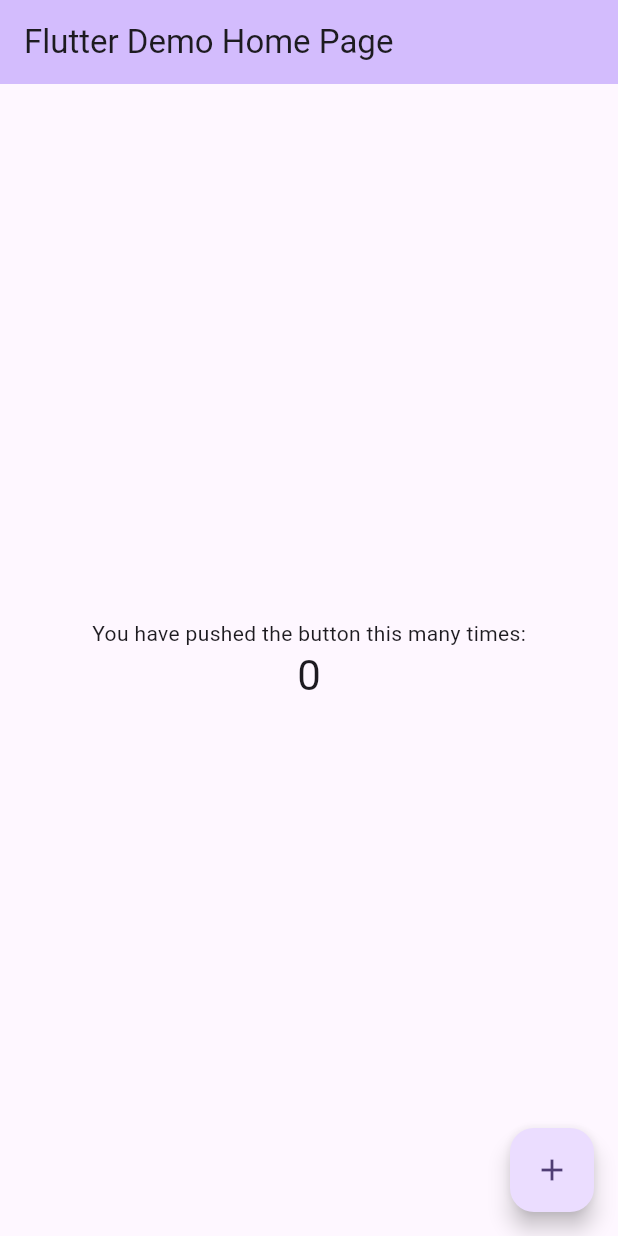
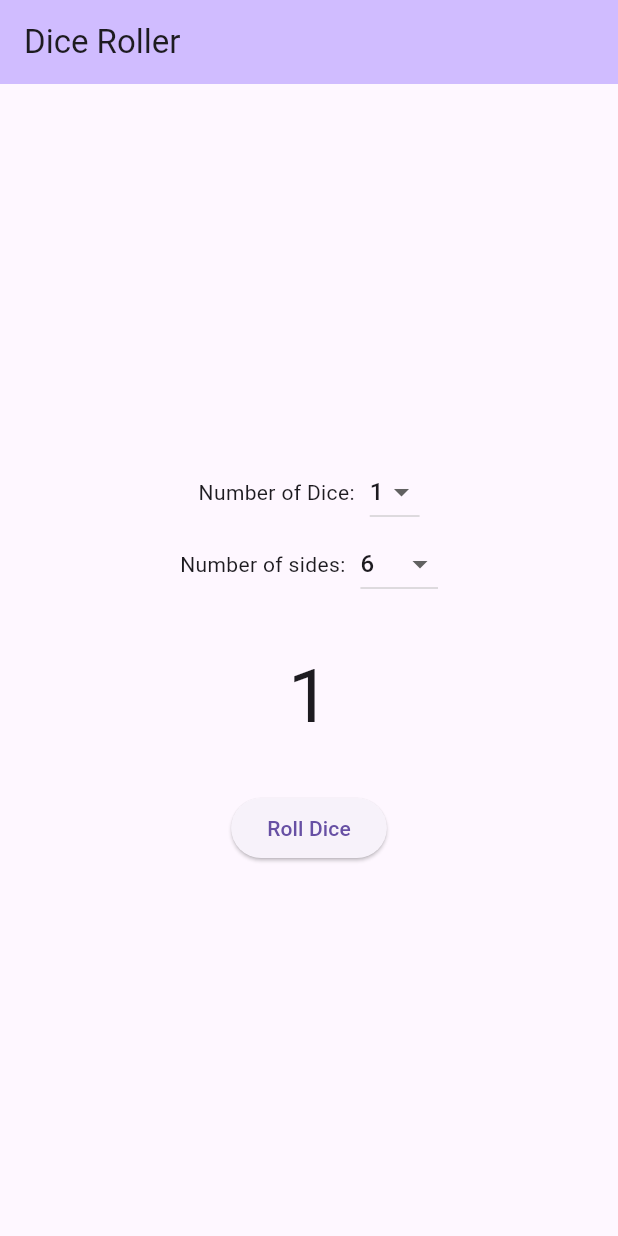
Before and after one commit to tksato-0413/Dice_select, a Flutter app: the screen it shows after launch, on a phone screen of 412 x 824 dp. Run offline on Flutter 3.47's test engine with Material 3 defaults, Android fonts, the phone set to English and light mode, and no system bars.

Commit message:
first app

```diff
--- a/dice_select/lib/main.dart
+++ b/dice_select/lib/main.dart
@@ -1,4 +1,5 @@
 import 'package:flutter/material.dart';
+import 'dart:math';
 
 void main() {
   runApp(const MyApp());
@@ -11,60 +12,28 @@
   @override
   Widget build(BuildContext context) {
     return MaterialApp(
-      title: 'Flutter Demo',
+      title: 'Dice Roller',
       theme: ThemeData(
-        // This is the theme of your application.
-        //
-        // TRY THIS: Try running your application with "flutter run". You'll see
-        // the application has a purple toolbar. Then, without quitting the app,
-        // try changing the seedColor in the colorScheme below to Colors.green
-        // and then invoke "hot reload" (save your changes or press the "hot
-        // reload" button in a Flutter-supported IDE, or press "r" if you used
-        // the command line to start the app).
-        //
-        // Notice that the counter didn't reset back to zero; the application
-        // state is not lost during the reload. To reset the state, use hot
-        // restart instead.
-        //
-        // This works for code too, not just values: Most code changes can be
-        // tested with just a hot reload.
-        colorScheme: ColorScheme.fromSeed(seedColor: Colors.deepPurple),
-        useMaterial3: true,
+        primarySwatch: Colors.blue,
       ),
-      home: const MyHomePage(title: 'Flutter Demo Home Page'),
+      home: DicePage(),
     );
   }
 }
 
-class MyHomePage extends StatefulWidget {
-  const MyHomePage({super.key, required this.title});
-
-  // This widget is the home page of your application. It is stateful, meaning
-  // that it has a State object (defined below) that contains fields that affect
-  // how it looks.
-
-  // This class is the configuration for the state. It holds the values (in this
-  // case the title) provided by the parent (in this case the App widget) and
-  // used by the build method of the State. Fields in a Widget subclass are
-  // always marked "final".
-
-  final String title;
-
+class DicePage extends StatefulWidget {
   @override
-  State<MyHomePage> createState() => _MyHomePageState();
+  _DicePageState createState() => _DicePageState();
 }
 
-class _MyHomePageState extends State<MyHomePage> {
-  int _counter = 0;
+class _DicePageState extends State<DicePage> {
+  int diceCount = 1;
+  int diceSides = 6;
+  List<int> diceResults = [1];
 
-  void _incrementCounter() {
-    setState(() {
-      // This call to setState tells the Flutter framework that something has
-      // changed in this State, which causes it to rerun the build method below
-      // so that the display can reflect the updated values. If we changed
-      // _counter without calling setState(), then the build method would not be
-      // called again, and so nothing would appear to happen.
-      _counter++;
+  void rollDice(){
+    setState((){
+      diceResults = List.generate(diceCount, (index) => Random().nextInt(diceSides) + 1);
     });
   }
 
@@ -84,7 +53,7 @@
         backgroundColor: Theme.of(context).colorScheme.inversePrimary,
         // Here we take the value from the MyHomePage object that was created by
         // the App.build method, and use it to set our appbar title.
-        title: Text(widget.title),
+        title: Text('Dice Roller'),
       ),
       body: Center(
         // Center is a layout widget. It takes a single child and positions it
@@ -105,21 +74,71 @@
           // wireframe for each widget.
           mainAxisAlignment: MainAxisAlignment.center,
           children: <Widget>[
-            const Text(
-              'You have pushed the button this many times:',
+            Row(
+              mainAxisAlignment: MainAxisAlignment.center,
+              children: <Widget>[
+                Text('Number of Dice:'),
+                SizedBox(width: 10,),
+                DropdownButton<int>(
+                  value: diceCount,
+                  items: List.generate(6, (index) => index + 1).map<DropdownMenuItem<int>>((int value){
+                    return DropdownMenuItem<int>(
+                      value: value,
+                      child: Text(value.toString()),
+                    );
+                  }).toList(),
+                  onChanged: (int? newValue) {
+                    setState(() {
+                      diceCount = newValue!;
+                      diceResults = List.generate(diceCount,(index) => 1);
+                    });
+                  }
+                )
+              ],
             ),
-            Text(
-              '$_counter',
-              style: Theme.of(context).textTheme.headlineMedium,
+            Row(
+              mainAxisAlignment: MainAxisAlignment.center,
+              children: <Widget>[
+                Text('Number of sides:'),
+                SizedBox(width: 10,),
+                DropdownButton<int>(
+                  value: diceSides,
+                  items: [4,6,8,10,12,20,100].map<DropdownMenuItem<int>>((int value) {
+                    return DropdownMenuItem<int>(
+                      value: value,
+                      child: Text(value.toString()),
+                    );
+                  }).toList(),
+                  onChanged: (int? newValue) {
+                    setState((){
+                      diceSides = newValue!;
+                      diceResults = List.generate(diceCount, (index) => 1);
+                    });
+                  }
+                )
+              ],
+            ),
+            SizedBox(height: 20.0),
+            Row(
+              mainAxisAlignment: MainAxisAlignment.center,
+              children: diceResults.map((result) {
+                return Padding(
+                  padding: const EdgeInsets.all(8.0),
+                  child: Text(
+                    result.toString(),
+                    style: TextStyle(fontSize: 50),
+                  ),
+                );
+              }).toList(),
+            ),
+            SizedBox(height: 20.0),
+            ElevatedButton(
+              onPressed: rollDice,
+              child: Text('Roll Dice'),
             ),
           ],
         ),
       ),
-      floatingActionButton: FloatingActionButton(
-        onPressed: _incrementCounter,
-        tooltip: 'Increment',
-        child: const Icon(Icons.add),
-      ), // This trailing comma makes auto-formatting nicer for build methods.
     );
   }
 }
--- a/dice_select/pubspec.yaml
+++ b/dice_select/pubspec.yaml
@@ -30,6 +30,8 @@ environment:
 dependencies:
   flutter:
     sdk: flutter
+  flutter_hooks: ^0.18.0
+
 
 
   # The following adds the Cupertino Icons font to your application.
```
Also changed, not shown: dice_select/pubspec.lock.
